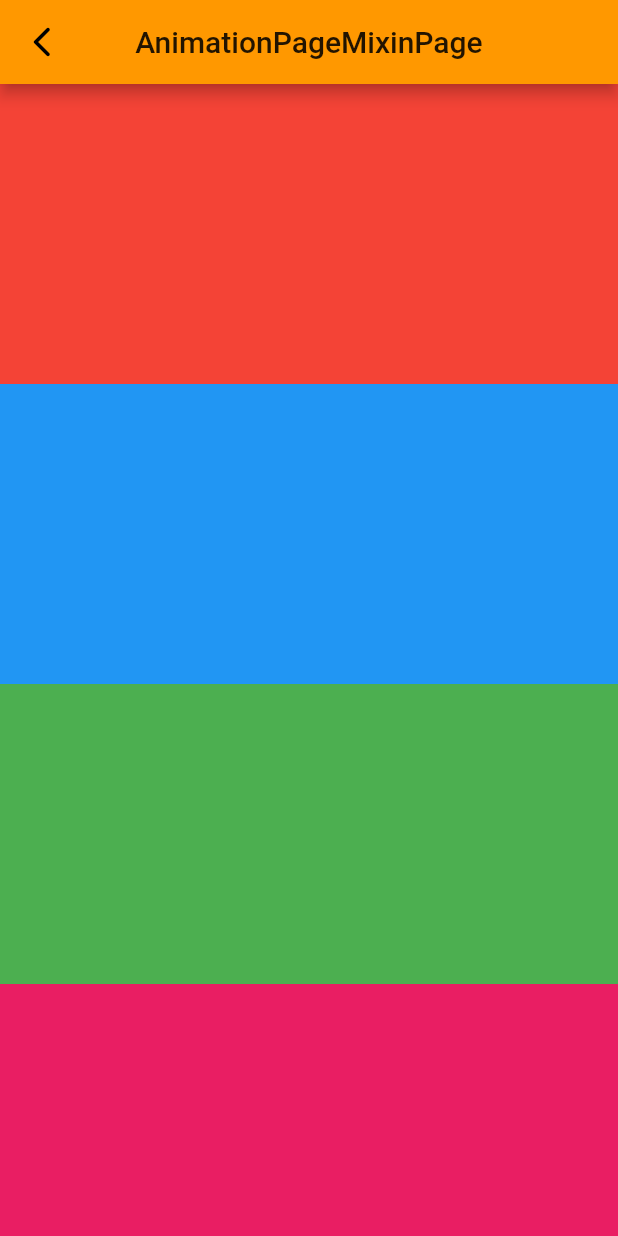
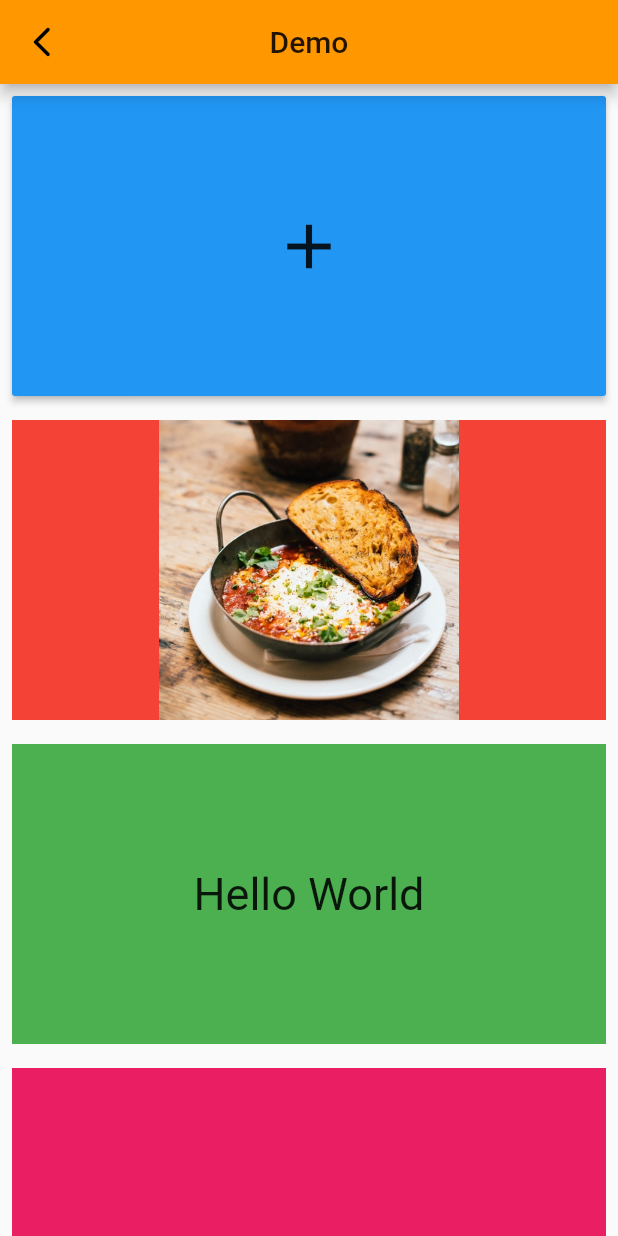
Before and after one commit to wuweijian1997/flutter_demo, a Flutter app: the AnimationPageMixinPage screen opened by its route, on a phone screen of 412 x 824 dp. Run offline on Flutter 3.47's test engine with Material 2 defaults, Android fonts, the phone set to English and light mode, and no system bars; our stand-ins replace image_picker, rxdart; missing offline and left inert: exif.

Commit message:
动画调整

```diff
--- a/lib/pages/animation_page_mixin.dart
+++ b/lib/pages/animation_page_mixin.dart
@@ -1,3 +1,5 @@
+import 'dart:math';
+
 import 'package:demo/util/index.dart';
 import 'package:flutter/material.dart';
 
@@ -9,22 +11,27 @@ class AnimationPageMixinPage extends StatefulWidget {
 }
 
 class _AnimationPageMixinPageState extends State<AnimationPageMixinPage>
-    with TickerProviderStateMixin, AnimationPageMixin{
-
+    with TickerProviderStateMixin, AnimationPageMixin {
   AnimationController controller;
 
   @override
   void initState() {
     super.initState();
-    controller = AnimationController(duration: animationPageDuration, vsync: this);
+    controller =
+        AnimationController(duration: animationPageDuration, vsync: this);
     controller.forward();
+  }
+
+  @override
+  buildTransform(Animation animation) {
+    return Matrix4.translationValues( 20 * (1.0 - animation.value), 20 * (1.0 - animation.value), 0.0);
   }
 
   @override
   Widget build(BuildContext context) {
     return Scaffold(
       appBar: AppBar(
-        title: Text('AnimationPageMixinPage'),
+        title: Text('Demo'),
       ),
       body: ListView(
         children: initAnimation(widgetList, controller),
@@ -33,30 +40,55 @@ class _AnimationPageMixinPageState extends State<AnimationPageMixinPage>
   }
 
   List<Widget> widgetList = [
-    Container(
-      width: 200,
+    Padding(
+      padding: const EdgeInsets.all(8.0),
+      child: Container(
         height: 200,
+        child: RaisedButton(
+          onPressed: () {},
+          color: Colors.blue,
+          child: Icon(Icons.add, size: 50,),
+        ),
+      ),
+    ),
+    Padding(
+      padding: const EdgeInsets.all(8.0),
+      child: Container(
         color: Colors.red,
+        child: Image.asset(
+          'assets/eat_cape_town_sm.jpg',
+          height: 200,
         ),
-    Container(
-      width: 200,
-      height: 200,
-      color: Colors.blue,
       ),
-    Container(
-      width: 200,
+    ),
+    Padding(
+      padding: const EdgeInsets.all(8.0),
+      child: Container(
         height: 200,
         color: Colors.green,
+        child: Center(
+          child: Text(
+            'Hello World',
+            style: TextStyle(
+              fontSize: 30
             ),
-    Container(
-      width: 200,
+          ),
+        ),
+      ),
+    ),
+    Padding(
+      padding: const EdgeInsets.all(8.0),
+      child: Container(
         height: 200,
         color: Colors.pink,
       ),
-    Container(
-      width: 200,
+    ),
+    Padding(
+      padding: const EdgeInsets.all(8.0),
+      child: Container(
         height: 200,
         color: Colors.yellow,
       ),
+    ),
   ];
 }
```
Lines whose indentation alone changed are shown as unchanged.
